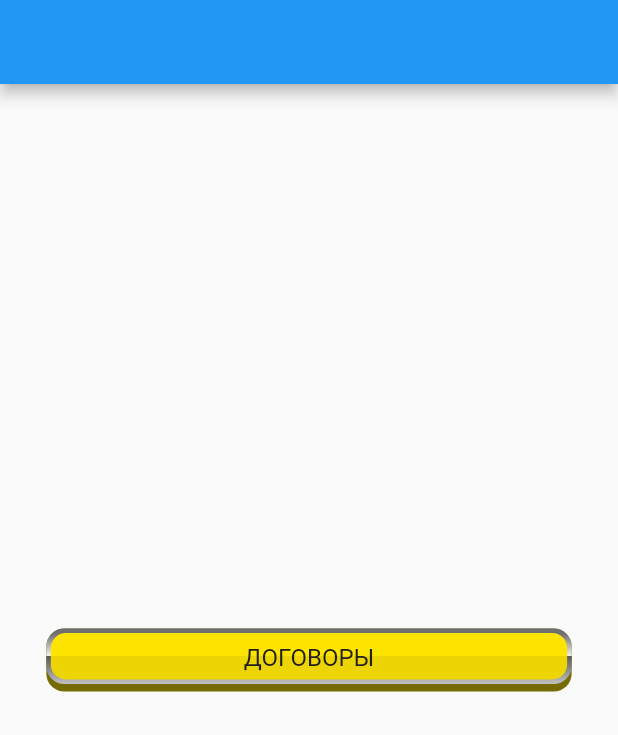
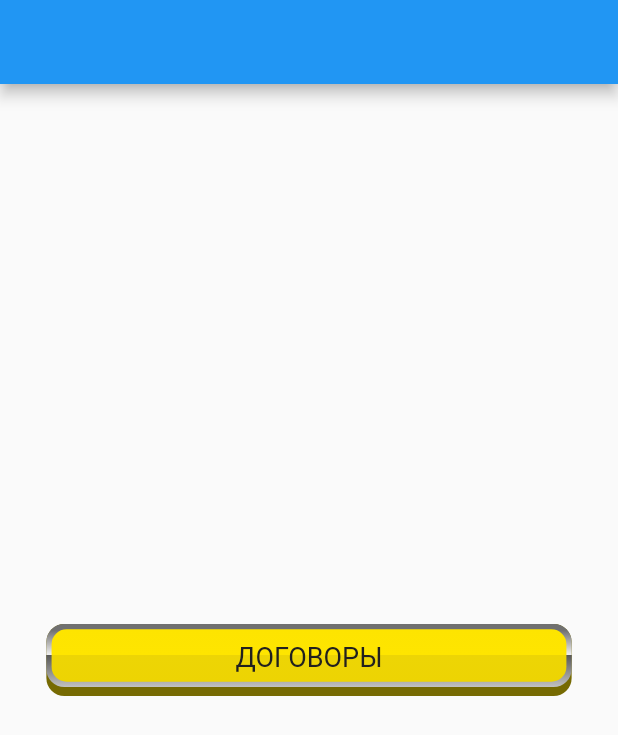
Before and after one commit to Medvedoc/gestrude_project, a Flutter app: the screen it shows after launch, on a phone screen of 412 x 824 dp. Shown: the top 735 px of the screen. Run offline on Flutter 3.47's test engine with Material 2 defaults, Android fonts, the phone set to English and light mode, and no system bars; Roboto replaces fonts that are missing (Robots).

Commit message:
Getstrude project
Создал кнопку, которая после нажатия отжимается в первоначальное положение

Co-Authored-By: Medvedoc <8178265+medvedoc@users.noreply.github.com>

```diff
--- a/lib/main.dart
+++ b/lib/main.dart
@@ -1,37 +1,4 @@
 import 'package:flutter/material.dart';
-
-final kInnerDecoration = BoxDecoration(
-  gradient: LinearGradient(
-    colors: [
-      Color.fromRGBO(253, 228, 0, 1),
-      Color.fromRGBO(254, 229, 0, 1),
-      Color.fromRGBO(237, 213, 5, 1),
-      Color.fromRGBO(237, 212, 3, 1)
-    ],
-    begin: Alignment.topCenter,
-    end: Alignment.bottomCenter,
-    tileMode: TileMode.clamp,
-    stops: [0.0, 0.5, 0.5, 1.0],
-  ),
-  border: Border.all(color: Colors.transparent),
-  borderRadius: BorderRadius.circular(10),
-);
-
-final kGradientBoxDecoration = BoxDecoration(
-  gradient: LinearGradient(
-    colors: [
-      Color.fromRGBO(112, 112, 112, 1),
-      Color.fromRGBO(243, 243, 243, 1),
-      Color.fromRGBO(89, 89, 89, 1),
-      Color.fromRGBO(193, 193, 193, 1)
-    ],
-    begin: Alignment.topCenter,
-    end: Alignment.bottomCenter,
-    tileMode: TileMode.clamp,
-    stops: [0.1, 0.5, 0.5, 1.0],
-  ),
-  borderRadius: BorderRadius.circular(12),
-);
 
 void main() => runApp(new MaterialApp(
     debugShowCheckedModeBanner: false,
@@ -73,53 +40,76 @@ class _MyAppState extends State<_MyApp> {
 
   @override
   Widget build(BuildContext context) {
+    final intoContainer = BoxDecoration(
+      gradient: LinearGradient(
+        colors: [
+          Color.fromRGBO(253, 228, 0, 1),
+          Color.fromRGBO(254, 229, 0, 1),
+          Color.fromRGBO(237, 213, 5, 1),
+          Color.fromRGBO(237, 212, 3, 1)
+        ],
+        begin: Alignment.topCenter,
+        end: Alignment.bottomCenter,
+        tileMode: TileMode.clamp,
+        stops: [0.0, 0.5, 0.5, 1.0],
+      ),
+      border: Border.all(color: Colors.transparent),
+      borderRadius: BorderRadius.circular(10),
+    );
+
+    final borderContainer = BoxDecoration(
+      gradient: LinearGradient(
+        colors: [
+          Color.fromRGBO(112, 112, 112, 1),
+          Color.fromRGBO(243, 243, 243, 1),
+          Color.fromRGBO(89, 89, 89, 1),
+          Color.fromRGBO(193, 193, 193, 1)
+        ],
+        begin: Alignment.topCenter,
+        end: Alignment.bottomCenter,
+        tileMode: TileMode.clamp,
+        stops: [0.1, 0.5, 0.5, 1.0],
+      ),
+      borderRadius: BorderRadius.circular(12),
+    );
+
+    final shadowContainer = BoxDecoration(
+      color: _lights ? _color : Color.fromRGBO(118, 106, 2, 1),
+      borderRadius: BorderRadius.circular(12),
+    );
+
     return Center(
       child: Container(
-        width: MediaQuery.of(context).size.width*0.85,
+        width: MediaQuery.of(context).size.width * 0.85,
         child: GestureDetector(
           onTap: pressButton,
           child: Container(
-            height: 42.0,
+            height: 48.0,
             margin: _margin,
-            padding: EdgeInsets.only(bottom: 5.0),
-            decoration: BoxDecoration(
-              color: _lights?_color: Color.fromRGBO(118, 106, 2, 1),
-              borderRadius: BorderRadius.circular(12),
-            ),
+            padding: EdgeInsets.only(bottom: 6.0),
+            decoration: shadowContainer,
             child: Container(
+              padding: EdgeInsets.all(3.5),
               width: MediaQuery.of(context).size.width,
-              child: Padding(
-                padding: const EdgeInsets.only(bottom: 0.0),
+              decoration: borderContainer,
               child: Container(
-                  child: Padding(
-                    padding: const EdgeInsets.all(3.0),
-                    child: Container(
-                      height: 38.0,
-                      padding: EdgeInsets.all(0.0),
-                      margin: EdgeInsets.all(0.0),
+                height: 44.0,
+                decoration: intoContainer,
                 child: Text(
                   "ДОГОВОРЫ",
                   textAlign: TextAlign.center,
                   style: TextStyle(
                     height: 1.65,
                     color: Color.fromRGBO(33, 32, 30, 1),
-                          //fontFamily: 'Roboto',
-                          fontSize: 16.0,
-                          fontWeight: FontWeight.normal,
-                        ),
-                      ),
-                      decoration: kInnerDecoration,
-                    ),
-                  ),
-                  decoration: kGradientBoxDecoration,
+                    fontFamily: 'Robots',
+                    fontSize: 18.0,
+                    fontWeight: FontWeight.w400,
+                    fontStyle: FontStyle.normal,
                   ),
                 ),
               ),
             ),
-          /*Text(
-            "примерный текст",
-            style: TextStyle(color: _lights ? Colors.pink : _color),
-          ),*/
+          ),
         ),
       ),
     );
```
Also changed, not shown: pubspec.yaml (+6 -6 lines), lib/fonts/Robots-regular.ttf (added), 1 other file. Lines whose indentation alone changed are shown as unchanged.
